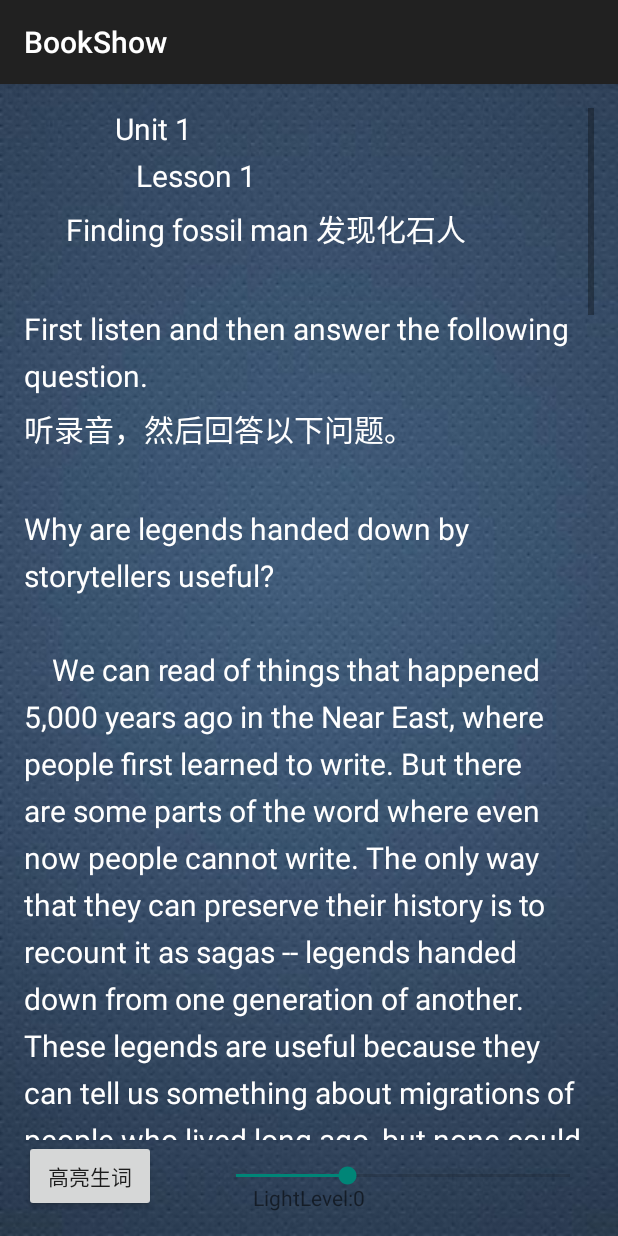
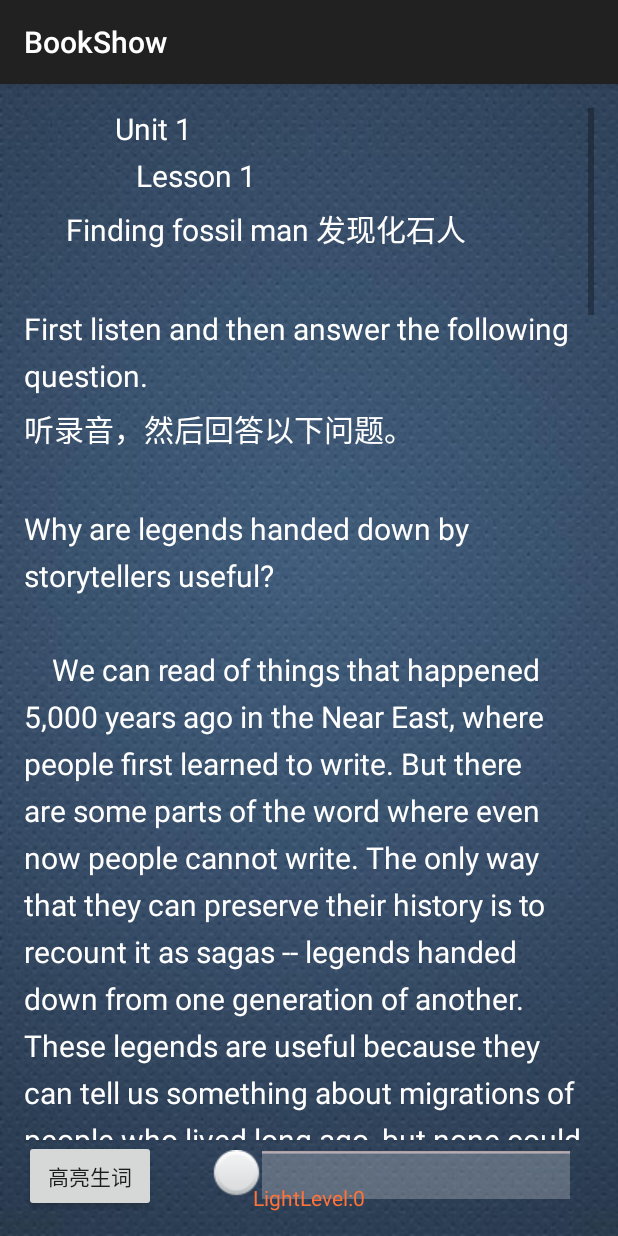
Before and after one commit to wangzhe330/GradedReader, an Android app: the screen it shows after launch (BookShow), after a tap on "lesson 1.txt", on a phone screen of 412 x 824 dp. Run offline under Robolectric (Android 15) with nearby library versions, the phone set to English and light mode, and no system bars.

Commit message:
修改了seekbar样式
Signed-off-by: wangzhe330 <wangzhe330@163.com>

```diff
--- /dev/null
+++ b/app/src/main/res/drawable/bg_bar.xml
@@ -0,0 +1,9 @@
+<?xml version="1.0" encoding="utf-8"?>
+<layer-list xmlns:android="http://schemas.android.com/apk/res/android">
+    <!-- 背景图 -->
+    <item android:id="@+id/background" android:drawable="@drawable/bar_dn" />
+    <!-- 第二进度图 -->
+    <item android:id="@+id/SecondaryProgress" android:drawable="@drawable/bar_dn" />
+    <!-- 进度度 -->
+    <item android:id="@+id/progress" android:drawable="@drawable/bar_up" />
+</layer-list>
--- /dev/null
+++ b/app/src/main/res/drawable/thumb_bar.xml
@@ -0,0 +1,14 @@
+<?xml version="1.0" encoding="UTF-8"?>
+<selector xmlns:android="http://schemas.android.com/apk/res/android">
+    <!-- 按下状态 -->
+    <item android:state_pressed="true"
+        android:drawable="@drawable/thumb_dn" />
+
+    <!-- 焦点状态 -->
+    <item android:state_focused="true"
+        android:drawable="@drawable/thumb_up" />
+
+    <!-- 默认状态 -->
+    <item android:drawable="@drawable/thumb_up" />
+
+</selector>
--- a/app/src/main/res/layout/activity_book_show.xml
+++ b/app/src/main/res/layout/activity_book_show.xml
@@ -35,7 +35,9 @@
         android:layout_width="300dp"
         android:layout_height="10dp"
         android:max="6"
-        android:progress="2"
+        android:progress="0"
+        android:progressDrawable="@drawable/bg_bar"
+        android:thumb="@drawable/thumb_bar"
         android:layout_alignParentBottom="true"
         android:layout_toRightOf="@+id/show_btn0"
         android:layout_marginLeft="37dp"
@@ -47,6 +49,7 @@
     <TextView
         android:id="@+id/show_tv1"
         android:text="LightLevel"
+        android:textColor="#ffff7238"
         android:layout_width="wrap_content"
         android:layout_height="wrap_content"
         android:layout_alignParentBottom="true"
```
Also changed, not shown: app/src/main/res/drawable/bar_dn.png (added), app/src/main/res/drawable/bar_up.png (added), app/src/main/res/drawable/bg.jpg (deleted), app/src/main/res/drawable/thumb_dn.png (added), app/src/main/res/drawable/thumb_up.png (added).
